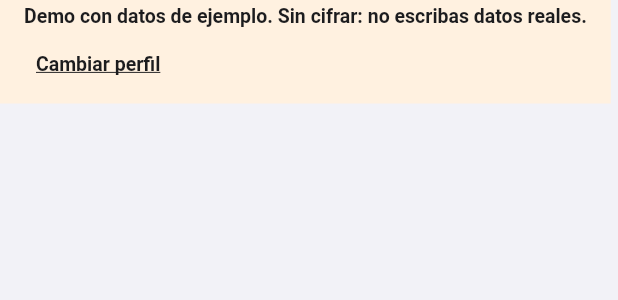
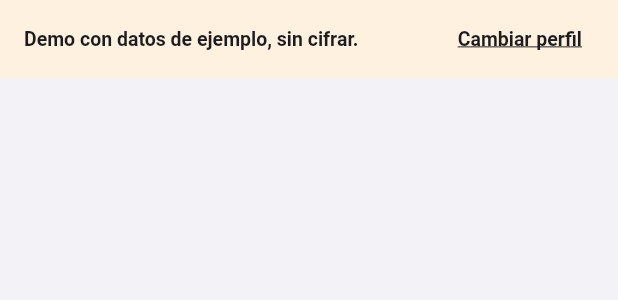
Before and after one commit to naixsaint-rgb/NEW-ERA, a Flutter app: the AvisoDemo widget shown alone on an empty page, opened directly with empty values, on a phone screen of 412 x 824 dp. Shown: the top 300 px of the screen. Run offline on Flutter 3.47's test engine with Material 3 defaults, Android fonts, the phone set to English and light mode, and no system bars; our stand-ins replace camera, drift, flutter_riverpod, flutter_secure_storage, go_router, image_picker and 2 more; missing offline and left inert: alarm; accounts and stored records are empty; generated files the repository leaves out were written again.

Commit message:
feat(ui): aviso de demo en una sola línea y TRIÁNGULO en la memoria del proyecto
Co-Authored-By: Claude Fable 5.1 <noreply@anthropic.com>
Claude-Session: https://claude.ai/code/session_01WRNc5YqRAN64BhgJJypfGG

```diff
--- a/app/lib/l10n/app_es.arb
+++ b/app/lib/l10n/app_es.arb
@@ -1,7 +1,7 @@
 {
   "@@locale": "es",
   "appTitulo": "NEW-ERA",
-  "avisoDemo": "Demo con datos de ejemplo. Sin cifrar: no escribas datos reales.",
+  "avisoDemo": "Demo con datos de ejemplo, sin cifrar.",
   "cambiarPerfil": "Cambiar perfil",
   "cambiarPerfilAyuda": "Vuelve a elegir de quién es este móvil.",
   "perfilTitulo": "¿De quién es este móvil?",
--- a/app/lib/l10n/app_localizations.dart
+++ b/app/lib/l10n/app_localizations.dart
@@ -103,7 +103,7 @@ abstract class AppLocalizations {
   /// No description provided for @avisoDemo.
   ///
   /// In es, this message translates to:
-  /// **'Demo con datos de ejemplo. Sin cifrar: no escribas datos reales.'**
+  /// **'Demo con datos de ejemplo, sin cifrar.'**
   String get avisoDemo;
 
   /// No description provided for @cambiarPerfil.
--- a/app/lib/l10n/app_localizations_es.dart
+++ b/app/lib/l10n/app_localizations_es.dart
@@ -13,8 +13,7 @@ class AppLocalizationsEs extends AppLocalizations {
   String get appTitulo => 'NEW-ERA';
 
   @override
-  String get avisoDemo =>
-      'Demo con datos de ejemplo. Sin cifrar: no escribas datos reales.';
+  String get avisoDemo => 'Demo con datos de ejemplo, sin cifrar.';
 
   @override
   String get cambiarPerfil => 'Cambiar perfil';
--- a/app/lib/shared/widgets/aviso_demo.dart
+++ b/app/lib/shared/widgets/aviso_demo.dart
@@ -5,8 +5,8 @@ import '../l10n_ext.dart';
 
 /// Banner fijo de la demo web: datos de ejemplo, sin cifrar.
 ///
-/// Discreto: una franja tintada de naranja con texto de 13 y el botón
-/// "Cambiar perfil" subrayado; se lee en claro y en oscuro.
+/// Discreto: una sola línea tintada de naranja con texto de 13 y el botón
+/// "Cambiar perfil" subrayado a la derecha; se lee en claro y en oscuro.
 class AvisoDemo extends StatelessWidget {
   const AvisoDemo({super.key, required this.alCambiarPerfil});
 
@@ -23,21 +23,22 @@ class AvisoDemo extends StatelessWidget {
         bottom: false,
         child: Padding(
           padding: const EdgeInsets.symmetric(horizontal: 16, vertical: 2),
-          child: Wrap(
-            crossAxisAlignment: WrapCrossAlignment.center,
-            spacing: 8,
+          child: Row(
             children: [
-              Text(
-                l.avisoDemo,
-                style: t.bodySmall?.copyWith(
-                  color: c.texto,
-                  fontWeight: FontWeight.w600,
+              Expanded(
+                child: Text(
+                  l.avisoDemo,
+                  style: t.bodySmall?.copyWith(
+                    color: c.texto,
+                    fontWeight: FontWeight.w600,
+                  ),
                 ),
               ),
               TextButton(
                 onPressed: alCambiarPerfil,
                 style: TextButton.styleFrom(
                   foregroundColor: c.texto,
+                  minimumSize: const Size(44, 44),
                   padding: const EdgeInsets.symmetric(horizontal: 8),
                   textStyle: t.bodySmall?.copyWith(
                     fontWeight: FontWeight.w700,
```
Also changed, not shown: 3 other files.
